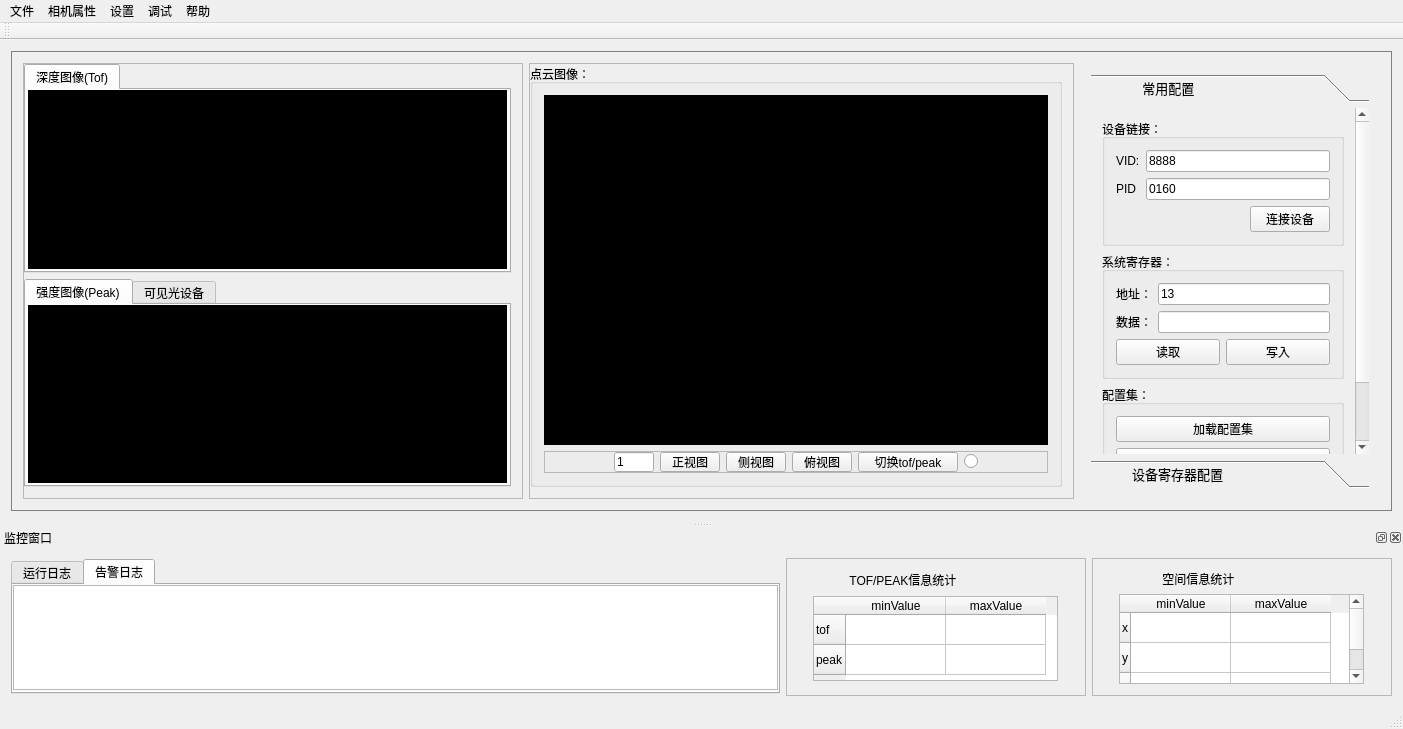
Old version of the form mainwindow.ui in the repository heathen557/show3DPointCloud.
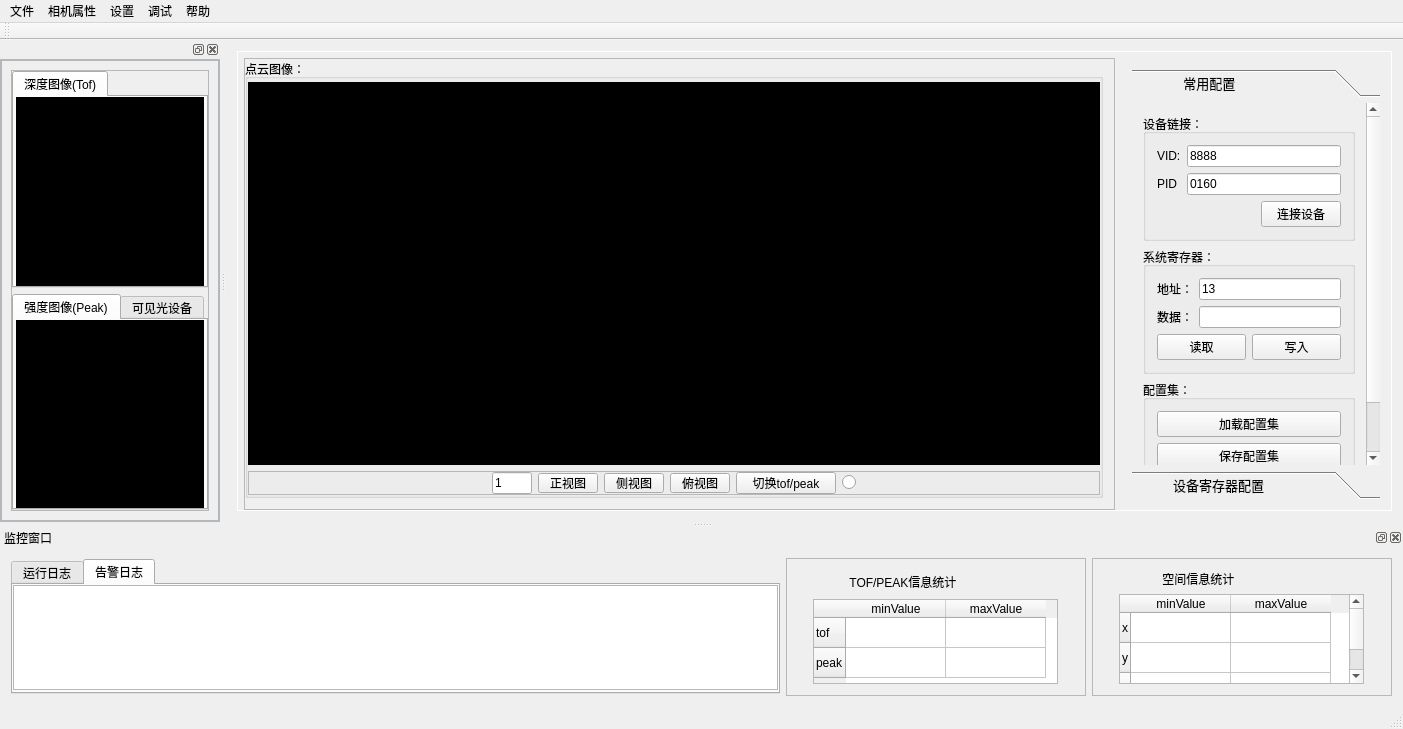
New version of the form. The open tabs and pages were chosen to show the change. Icons and pictures are not drawn. Custom widgets are drawn as their Qt base class.

Commit message: 1、界面修改后的版本，增加了QDockWidget的窗口。 2、界面布局采用了比例的方式，不再指定窗口的大小； 3、显示二维图像时，不再设定图像的大小，而是采用了图像自动随控件变化的方式； 4、可见光相机功能还未测试版本

```diff
--- a/mainwindow.ui
+++ b/mainwindow.ui
@@ -36,7 +36,7 @@
    <enum>QTabWidget::Rounded</enum>
   </property>
   <widget class="QWidget" name="centralWidget">
-   <layout class="QGridLayout" name="gridLayout">
+   <layout class="QGridLayout" name="gridLayout_7">
     <item row="0" column="0">
      <widget class="QFrame" name="frame_4">
       <property name="maximumSize">
@@ -47,7 +47,7 @@
       </property>
       <property name="styleSheet">
        <string notr="true">QFrame#frame_4{
-border:1px solid grey;}</string>
+border:1px solid white;}</string>
       </property>
       <property name="frameShape">
        <enum>QFrame::StyledPanel</enum>
@@ -55,195 +55,21 @@
       <property name="frameShadow">
        <enum>QFrame::Raised</enum>
       </property>
-      <layout class="QGridLayout" name="gridLayout_7">
+      <layout class="QGridLayout" name="gridLayout_21">
+       <property name="leftMargin">
+        <number>6</number>
+       </property>
+       <property name="topMargin">
+        <number>6</number>
+       </property>
+       <property name="rightMargin">
+        <number>0</number>
+       </property>
+       <property name="bottomMargin">
+        <number>0</number>
+       </property>
        <item row="0" column="0">
-        <layout class="QHBoxLayout" name="horizontalLayout">
-         <item>
-          <widget class="QFrame" name="frame">
-           <property name="minimumSize">
-            <size>
-             <width>0</width>
-             <height>0</height>
-            </size>
-           </property>
-           <property name="maximumSize">
-            <size>
-             <width>500</width>
-             <height>16777215</height>
-            </size>
-           </property>
-           <property name="styleSheet">
-            <string notr="true"/>
-           </property>
-           <property name="frameShape">
-            <enum>QFrame::StyledPanel</enum>
-           </property>
-           <property name="frameShadow">
-            <enum>QFrame::Raised</enum>
-           </property>
-           <layout class="QGridLayout" name="gridLayout_2">
-            <property name="leftMargin">
-             <number>0</number>
-            </property>
-            <property name="topMargin">
-             <number>0</number>
-            </property>
-            <item row="0" column="0">
-             <layout class="QVBoxLayout" name="verticalLayout">
-              <item>
-               <widget class="QTabWidget" name="tabWidget">
-                <property name="maximumSize">
-                 <size>
-                  <width>16777215</width>
-                  <height>16777215</height>
-                 </size>
-                </property>
-                <property name="styleSheet">
-                 <string notr="true">font:10pt &quot;黑体&quot;;</string>
-                </property>
-                <widget class="QWidget" name="tabWidgetPage1">
-                 <attribute name="title">
-                  <string>深度图像(Tof)</string>
-                 </attribute>
-                 <layout class="QGridLayout" name="gridLayout_3">
-                  <property name="leftMargin">
-                   <number>2</number>
-                  </property>
-                  <property name="topMargin">
-                   <number>0</number>
-                  </property>
-                  <property name="rightMargin">
-                   <number>2</number>
-                  </property>
-                  <property name="bottomMargin">
-                   <number>2</number>
-                  </property>
-                  <item row="0" column="0">
-                   <widget class="myLabel" name="showTOF_label">
-                    <property name="minimumSize">
-                     <size>
-                      <width>384</width>
-                      <height>150</height>
-                     </size>
-                    </property>
-                    <property name="maximumSize">
-                     <size>
-                      <width>1677512</width>
-                      <height>1677512</height>
-                     </size>
-                    </property>
-                    <property name="styleSheet">
-                     <string notr="true">background-color: rgb(0, 0, 0);</string>
-                    </property>
-                    <property name="text">
-                     <string/>
-                    </property>
-                   </widget>
-                  </item>
-                 </layout>
-                </widget>
-               </widget>
-              </item>
-              <item>
-               <widget class="QTabWidget" name="tabWidget_2">
-                <property name="minimumSize">
-                 <size>
-                  <width>0</width>
-                  <height>0</height>
-                 </size>
-                </property>
-                <property name="maximumSize">
-                 <size>
-                  <width>16777215</width>
-                  <height>16777215</height>
-                 </size>
-                </property>
-                <property name="styleSheet">
-                 <string notr="true">font:10pt &quot;黑体&quot;;</string>
-                </property>
-                <property name="currentIndex">
-                 <number>0</number>
-                </property>
-                <widget class="QWidget" name="tabWidget_2Page1">
-                 <attribute name="title">
-                  <string>强度图像(Peak)</string>
-                 </attribute>
-                 <layout class="QGridLayout" name="gridLayout_4">
-                  <property name="leftMargin">
-                   <number>2</number>
-                  </property>
-                  <property name="topMargin">
-                   <number>0</number>
-                  </property>
-                  <property name="rightMargin">
-                   <number>2</number>
-                  </property>
-                  <property name="bottomMargin">
-                   <number>2</number>
-                  </property>
-                  <item row="0" column="0">
-                   <widget class="myLabel" name="showIntensity_label">
-                    <property name="minimumSize">
-                     <size>
-                      <width>384</width>
-                      <height>150</height>
-                     </size>
-                    </property>
-                    <property name="maximumSize">
-                     <size>
-                      <width>1677512</width>
-                      <height>1677512</height>
-                     </size>
-                    </property>
-                    <property name="styleSheet">
-                     <string notr="true">background-color: rgb(0, 0, 0);</string>
-                    </property>
-                    <property name="text">
-                     <string/>
-                    </property>
-                   </widget>
-                  </item>
-                 </layout>
-                </widget>
-                <widget class="QWidget" name="tab_3">
-                 <attribute name="title">
-                  <string>可见光设备</string>
-                 </attribute>
-                 <layout class="QGridLayout" name="gridLayout_18">
-                  <property name="leftMargin">
-                   <number>2</number>
-                  </property>
-                  <property name="topMargin">
-                   <number>0</number>
-                  </property>
-                  <property name="rightMargin">
-                   <number>2</number>
-                  </property>
-                  <property name="bottomMargin">
-                   <number>2</number>
-                  </property>
-                  <item row="0" column="0">
-                   <widget class="QCameraViewfinder" name="video_widget" native="true">
-                    <property name="minimumSize">
-                     <size>
-                      <width>384</width>
-                      <height>150</height>
-                     </size>
-                    </property>
-                    <property name="styleSheet">
-                     <string notr="true">background-color: rgb(0, 0, 0);</string>
-                    </property>
-                   </widget>
-                  </item>
-                 </layout>
-                </widget>
-               </widget>
-              </item>
-             </layout>
-            </item>
-           </layout>
-          </widget>
-         </item>
+        <layout class="QHBoxLayout" name="horizontalLayout" stretch="5,2">
          <item>
           <widget class="QFrame" name="frame_3">
            <property name="minimumSize">
@@ -254,7 +80,7 @@
            </property>
            <property name="maximumSize">
             <size>
-             <width>1000</width>
+             <width>16777215</width>
              <height>16777215</height>
             </size>
            </property>
@@ -294,13 +120,25 @@
               <property name="title">
                <string>点云图像：</string>
               </property>
-              <layout class="QGridLayout" name="gridLayout_20">
+              <layout class="QGridLayout" name="gridLayout_20" rowstretch="16,1">
+               <property name="leftMargin">
+                <number>0</number>
+               </property>
+               <property name="topMargin">
+                <number>3</number>
+               </property>
+               <property name="rightMargin">
+                <number>0</number>
+               </property>
+               <property name="bottomMargin">
+                <number>0</number>
+               </property>
                <item row="0" column="0">
                 <widget class="GLWidget" name="widget" native="true">
                  <property name="minimumSize">
                   <size>
                    <width>0</width>
-                   <height>200</height>
+                   <height>0</height>
                   </size>
                  </property>
                  <property name="maximumSize">
@@ -320,7 +158,7 @@
                  <property name="maximumSize">
                   <size>
                    <width>16777215</width>
-                   <height>22</height>
+                   <height>16777215</height>
                   </size>
                  </property>
                  <property name="frameShape">
@@ -486,13 +324,13 @@
            </property>
            <property name="minimumSize">
             <size>
-             <width>280</width>
+             <width>0</width>
              <height>0</height>
             </size>
            </property>
            <property name="maximumSize">
             <size>
-             <width>300</width>
+             <width>270</width>
              <height>16777215</height>
             </size>
            </property>
@@ -508,6 +346,9 @@
                 <pointsize>10</pointsize>
                </font>
               </property>
+              <property name="layoutDirection">
+               <enum>Qt::LeftToRight</enum>
+              </property>
               <property name="currentIndex">
                <number>0</number>
               </property>
@@ -516,8 +357,8 @@
                 <rect>
                  <x>0</x>
                  <y>0</y>
-                 <width>282</width>
-                 <height>384</height>
+                 <width>251</width>
+                 <height>396</height>
                 </rect>
                </property>
                <attribute name="label">
@@ -1012,7 +853,7 @@
         <item row="0" column="0">
          <widget class="QLabel" name="label_11">
           <property name="sizePolicy">
-           <sizepolicy hsizetype="Fixed" vsizetype="Fixed">
+           <sizepolicy hsizetype="Preferred" vsizetype="Preferred">
             <horstretch>0</horstretch>
             <verstretch>0</verstretch>
            </sizepolicy>
@@ -1086,7 +927,7 @@
         <item row="0" column="0">
          <widget class="QLabel" name="label_9">
           <property name="sizePolicy">
-           <sizepolicy hsizetype="Fixed" vsizetype="Fixed">
+           <sizepolicy hsizetype="Preferred" vsizetype="Preferred">
             <horstretch>0</horstretch>
             <verstretch>0</verstretch>
            </sizepolicy>
@@ -1150,6 +991,231 @@
     </layout>
    </widget>
   </widget>
+  <widget class="QDockWidget" name="dockWidget_2">
+   <attribute name="dockWidgetArea">
+    <number>1</number>
+   </attribute>
+   <widget class="QWidget" name="dockWidgetContents">
+    <property name="styleSheet">
+     <string notr="true">QWidget#dockWidgetContents
+{
+border:2px solid rgb(180,183,188)
+}</string>
+    </property>
+    <layout class="QGridLayout" name="gridLayout">
+     <item row="0" column="0">
+      <widget class="QFrame" name="frame">
+       <property name="minimumSize">
+        <size>
+         <width>0</width>
+         <height>0</height>
+        </size>
+       </property>
+       <property name="maximumSize">
+        <size>
+         <width>16777215</width>
+         <height>16777215</height>
+        </size>
+       </property>
+       <property name="styleSheet">
+        <string notr="true"/>
+       </property>
+       <property name="frameShape">
+        <enum>QFrame::StyledPanel</enum>
+       </property>
+       <property name="frameShadow">
+        <enum>QFrame::Raised</enum>
+       </property>
+       <layout class="QGridLayout" name="gridLayout_2">
+        <property name="leftMargin">
+         <number>0</number>
+        </property>
+        <property name="topMargin">
+         <number>0</number>
+        </property>
+        <property name="rightMargin">
+         <number>0</number>
+        </property>
+        <property name="bottomMargin">
+         <number>0</number>
+        </property>
+        <item row="0" column="0">
+         <layout class="QVBoxLayout" name="verticalLayout" stretch="0,0">
+          <item>
+           <widget class="QTabWidget" name="tabWidget">
+            <property name="sizePolicy">
+             <sizepolicy hsizetype="Preferred" vsizetype="Preferred">
+              <horstretch>0</horstretch>
+              <verstretch>0</verstretch>
+             </sizepolicy>
+            </property>
+            <property name="maximumSize">
+             <size>
+              <width>16777215</width>
+              <height>16777215</height>
+             </size>
+            </property>
+            <property name="styleSheet">
+             <string notr="true">font:10pt &quot;黑体&quot;;</string>
+            </property>
+            <widget class="QWidget" name="tabWidgetPage1">
+             <attribute name="title">
+              <string>深度图像(Tof)</string>
+             </attribute>
+             <layout class="QGridLayout" name="gridLayout_3">
+              <property name="leftMargin">
+               <number>2</number>
+              </property>
+              <property name="topMargin">
+               <number>0</number>
+              </property>
+              <property name="rightMargin">
+               <number>2</number>
+              </property>
+              <property name="bottomMargin">
+               <number>0</number>
+              </property>
+              <item row="0" column="0">
+               <widget class="myLabel" name="showTOF_label">
+                <property name="minimumSize">
+                 <size>
+                  <width>0</width>
+                  <height>0</height>
+                 </size>
+                </property>
+                <property name="maximumSize">
+                 <size>
+                  <width>1677512</width>
+                  <height>1677512</height>
+                 </size>
+                </property>
+                <property name="styleSheet">
+                 <string notr="true">background-color: rgb(0, 0, 0);</string>
+                </property>
+                <property name="text">
+                 <string/>
+                </property>
+                <property name="scaledContents">
+                 <bool>true</bool>
+                </property>
+               </widget>
+              </item>
+             </layout>
+            </widget>
+           </widget>
+          </item>
+          <item>
+           <widget class="QTabWidget" name="tabWidget_2">
+            <property name="sizePolicy">
+             <sizepolicy hsizetype="Preferred" vsizetype="Preferred">
+              <horstretch>0</horstretch>
+              <verstretch>0</verstretch>
+             </sizepolicy>
+            </property>
+            <property name="minimumSize">
+             <size>
+              <width>0</width>
+              <height>0</height>
+             </size>
+            </property>
+            <property name="maximumSize">
+             <size>
+              <width>16777215</width>
+              <height>16777215</height>
+             </size>
+            </property>
+            <property name="styleSheet">
+             <string notr="true">font:10pt &quot;黑体&quot;;</string>
+            </property>
+            <property name="currentIndex">
+             <number>0</number>
+            </property>
+            <widget class="QWidget" name="tabWidget_2Page1">
+             <attribute name="title">
+              <string>强度图像(Peak)</string>
+             </attribute>
+             <layout class="QGridLayout" name="gridLayout_4">
+              <property name="leftMargin">
+               <number>2</number>
+              </property>
+              <property name="topMargin">
+               <number>0</number>
+              </property>
+              <property name="rightMargin">
+               <number>2</number>
+              </property>
+              <property name="bottomMargin">
+               <number>0</number>
+              </property>
+              <item row="0" column="0">
+               <widget class="myLabel" name="showIntensity_label">
+                <property name="minimumSize">
+                 <size>
+                  <width>0</width>
+                  <height>0</height>
+                 </size>
+                </property>
+                <property name="maximumSize">
+                 <size>
+                  <width>1677512</width>
+                  <height>1677512</height>
+                 </size>
+                </property>
+                <property name="styleSheet">
+                 <string notr="true">background-color: rgb(0, 0, 0);</string>
+                </property>
+                <property name="text">
+                 <string/>
+                </property>
+                <property name="scaledContents">
+                 <bool>true</bool>
+                </property>
+               </widget>
+              </item>
+             </layout>
+            </widget>
+            <widget class="QWidget" name="tab_3">
+             <attribute name="title">
+              <string>可见光设备</string>
+             </attribute>
+             <layout class="QGridLayout" name="gridLayout_18">
+              <property name="leftMargin">
+               <number>2</number>
+              </property>
+              <property name="topMargin">
+               <number>0</number>
+              </property>
+              <property name="rightMargin">
+               <number>2</number>
+              </property>
+              <property name="bottomMargin">
+               <number>0</number>
+              </property>
+              <item row="0" column="0">
+               <widget class="QCameraViewfinder" name="video_widget" native="true">
+                <property name="minimumSize">
+                 <size>
+                  <width>0</width>
+                  <height>0</height>
+                 </size>
+                </property>
+                <property name="styleSheet">
+                 <string notr="true">background-color: rgb(0, 0, 0);</string>
+                </property>
+               </widget>
+              </item>
+             </layout>
+            </widget>
+           </widget>
+          </item>
+         </layout>
+        </item>
+       </layout>
+      </widget>
+     </item>
+    </layout>
+   </widget>
+  </widget>
   <action name="action">
    <property name="text">
     <string>文件保存</string>
```
Left out of the diff: 6 changed lines with no effect on the pictures. The commit also changes 4 other files.
